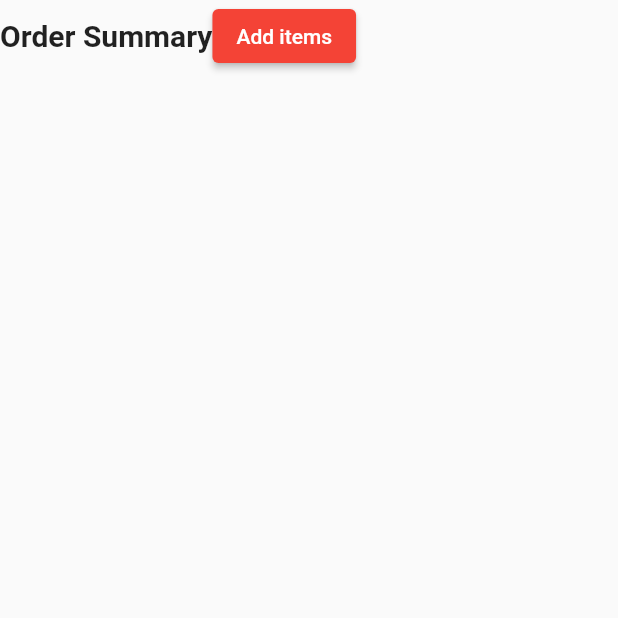
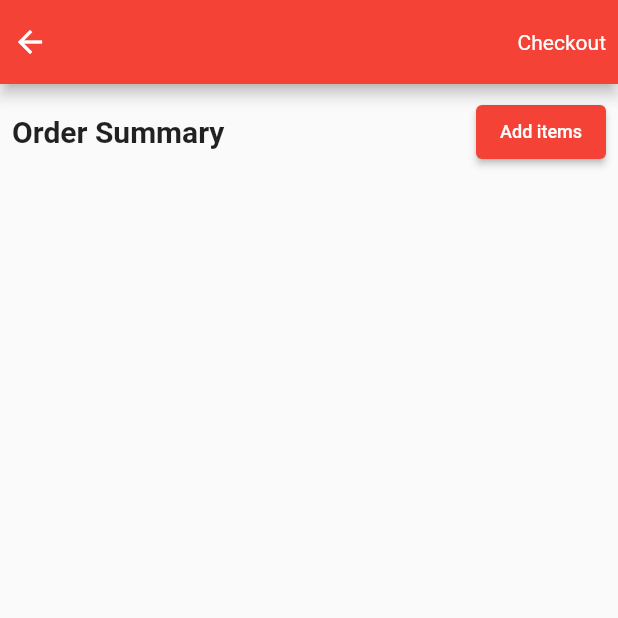
Before and after one commit to Sam-Tech-Ideas/flutternew, a Flutter app: the CheckoutPage screen opened directly, on a phone screen of 412 x 824 dp, the top half of it. Run offline on Flutter 3.47's test engine with Material 2 defaults, Android fonts, the light colour scheme and no system bars; network calls fail.

Commit message:
working on checkout page

```diff
--- a/lib/pages/checkout.dart
+++ b/lib/pages/checkout.dart
@@ -1,6 +1,4 @@
 import 'package:flutter/material.dart';
-import 'package:flutter/src/widgets/framework.dart';
-import 'package:flutter/src/widgets/placeholder.dart';
 
 class CheckoutPage extends StatefulWidget {
   const CheckoutPage({super.key});
@@ -13,16 +11,51 @@ class _CheckoutPageState extends State<CheckoutPage> {
   @override
   Widget build(BuildContext context) {
     return Scaffold(
+
+      appBar:
+      AppBar(
+        leading: Padding(
+          padding: const EdgeInsets.all(8.0),
+          child: Row(
+            children: const [
+              Icon(Icons.arrow_back),
+            ],
+          ),
+        ),
+        actions: [
+          Row(
+            children: const [
+              Padding(
+                padding: EdgeInsets.all(8.0),
+                child: Text(" Checkout"),
+              ),
+            ],
+          ),
+        ],
+      ),
+
       body: Column(children: [
+        Padding(
+          padding: const EdgeInsets.all(8.0),
+          child: Row(
+            mainAxisAlignment: MainAxisAlignment.spaceBetween,
+            children: [
+              const Text(
+                "Order Summary",
+                style: TextStyle(fontSize: 20, fontWeight: FontWeight.bold),
+              ),
+              ElevatedButton(onPressed: () {}, child: const Text("Add items",
 
-        Row(
-          children: [
-            Text("Order Summary", style: TextStyle(fontSize: 20, fontWeight: FontWeight.bold),),
-            ElevatedButton(onPressed: () {}, child: Text("Add items")),
-          ],
+              style: TextStyle(
+                fontSize: 12,
+                color: Colors.white
 
+              ),
+              )),
+            ],
+          ),
         )
-      ]) ,
+      ]),
     );
   }
 }
--- a/lib/pages/main_page.dart
+++ b/lib/pages/main_page.dart
@@ -1,6 +1,6 @@
+import 'package:fds/pages/checkout.dart';
 import 'package:fds/pages/customer.dart';
 import 'package:fds/pages/detailpage.dart';
-import 'package:fds/pages/order.dart';
 import 'package:flutter/material.dart';
 
 import 'cart.dart';
@@ -15,7 +15,7 @@ class MainPage extends StatefulWidget {
 class _MainPageState extends State<MainPage> {
   List pages = [
     const CustomerPage(),
-    const OrderHistory(),
+    const CheckoutPage(),
     const DetailPage(),
     const CartPage(),
   ];
@@ -50,7 +50,7 @@ class _MainPageState extends State<MainPage> {
             icon: Icon(Icons.shopping_cart_checkout_outlined),
             label: 'Orders',
           ),
-           BottomNavigationBarItem(
+          BottomNavigationBarItem(
             icon: Icon(Icons.search_outlined),
             label: 'Search',
           ),
@@ -58,7 +58,6 @@ class _MainPageState extends State<MainPage> {
             icon: Icon(Icons.person),
             label: 'Profile',
           ),
-
         ],
       ),
     );
```
